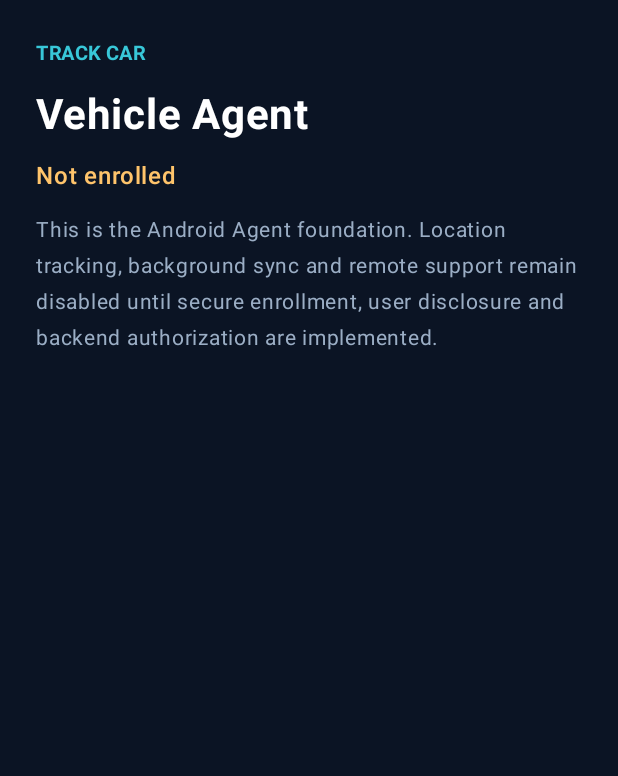
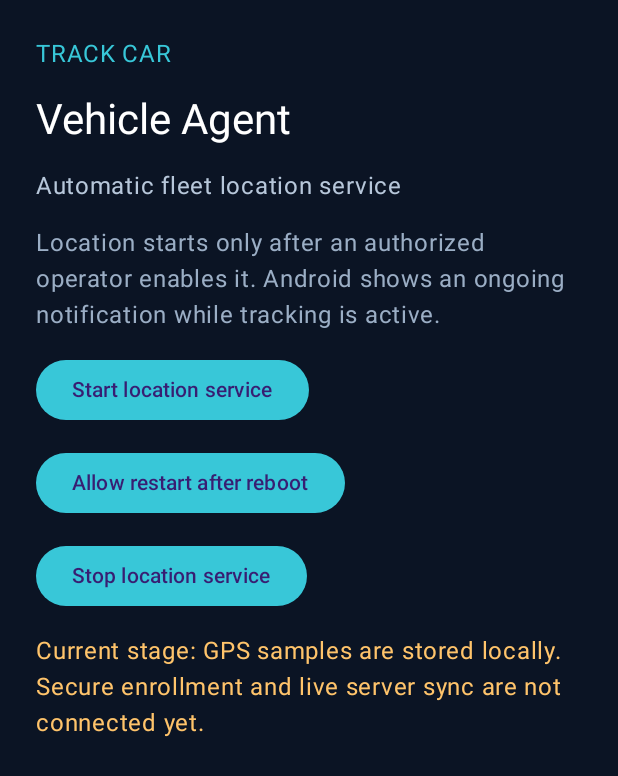
Before and after one commit to ibrahemahmedabdo1-ai/track-car, an Android app built with Jetpack Compose: the screen it shows after launch (MainActivity), on a phone screen of 412 x 824 dp. Shown: the top 776 px of the screen. Run offline under Robolectric (Android 15) with nearby library versions, the phone set to English and light mode, and no system bars.

Commit message:
Implement Agent permission and tracking controls

```diff
--- a/apps/agent-android/src/main/java/com/trackcar/agent/MainActivity.kt
+++ b/apps/agent-android/src/main/java/com/trackcar/agent/MainActivity.kt
@@ -1,5 +1,9 @@
 package com.trackcar.agent
 
+import android.Manifest
+import android.content.Intent
+import android.content.pm.PackageManager
+import android.os.Build
 import android.os.Bundle
 import androidx.activity.ComponentActivity
 import androidx.activity.compose.setContent
@@ -7,39 +11,86 @@ import androidx.compose.foundation.layout.Arrangement
 import androidx.compose.foundation.layout.Column
 import androidx.compose.foundation.layout.fillMaxSize
 import androidx.compose.foundation.layout.padding
+import androidx.compose.material3.Button
 import androidx.compose.material3.MaterialTheme
 import androidx.compose.material3.Surface
 import androidx.compose.material3.Text
 import androidx.compose.material3.darkColorScheme
-import androidx.compose.runtime.Composable
 import androidx.compose.ui.Modifier
 import androidx.compose.ui.graphics.Color
-import androidx.compose.ui.text.font.FontWeight
 import androidx.compose.ui.unit.dp
-import androidx.compose.ui.unit.sp
 
 class MainActivity : ComponentActivity() {
     override fun onCreate(savedInstanceState: Bundle?) {
         super.onCreate(savedInstanceState)
-        setContent { AgentReadyScreen() }
+        setContent {
+            AgentScreen(
+                onStart = { requestTrackingPermissions() },
+                onEnableAutoStart = { requestBackgroundPermission() },
+                onStop = { stopService(Intent(this, TrackingService::class.java)) }
+            )
+        }
+    }
+
+    private fun requestTrackingPermissions() {
+        val permissions = mutableListOf(
+            Manifest.permission.ACCESS_FINE_LOCATION,
+            Manifest.permission.ACCESS_COARSE_LOCATION
+        )
+        if (Build.VERSION.SDK_INT >= 33) permissions += Manifest.permission.POST_NOTIFICATIONS
+        if (Build.VERSION.SDK_INT >= 23) requestPermissions(permissions.toTypedArray(), 4101)
+        else startTrackingService()
+    }
+
+    private fun requestBackgroundPermission() {
+        if (Build.VERSION.SDK_INT >= 29 &&
+            checkSelfPermission(Manifest.permission.ACCESS_BACKGROUND_LOCATION) != PackageManager.PERMISSION_GRANTED
+        ) {
+            // Android 11+ may require the user to select "Allow all the time" in App settings.
+            requestPermissions(arrayOf(Manifest.permission.ACCESS_BACKGROUND_LOCATION), 4102)
+        } else {
+            getSharedPreferences("trackcar_agent", MODE_PRIVATE).edit().putBoolean("auto_start", true).apply()
+        }
+    }
+
+    private fun startTrackingService() {
+        val intent = Intent(this, TrackingService::class.java)
+        if (Build.VERSION.SDK_INT >= Build.VERSION_CODES.O) startForegroundService(intent) else startService(intent)
+    }
+
+    override fun onRequestPermissionsResult(requestCode: Int, permissions: Array<out String>, grantResults: IntArray) {
+        super.onRequestPermissionsResult(requestCode, permissions, grantResults)
+        if (requestCode == 4101) {
+            val fine = Build.VERSION.SDK_INT < 23 || checkSelfPermission(Manifest.permission.ACCESS_FINE_LOCATION) == PackageManager.PERMISSION_GRANTED
+            val coarse = Build.VERSION.SDK_INT < 23 || checkSelfPermission(Manifest.permission.ACCESS_COARSE_LOCATION) == PackageManager.PERMISSION_GRANTED
+            if (fine || coarse) startTrackingService()
+        } else if (requestCode == 4102 && grantResults.isNotEmpty() && grantResults[0] == PackageManager.PERMISSION_GRANTED) {
+            getSharedPreferences("trackcar_agent", MODE_PRIVATE).edit().putBoolean("auto_start", true).apply()
+        }
     }
 }
 
-@Composable
-private fun AgentReadyScreen() {
+@androidx.compose.runtime.Composable
+private fun AgentScreen(onStart: () -> Unit, onEnableAutoStart: () -> Unit, onStop: () -> Unit) {
     MaterialTheme(colorScheme = darkColorScheme(primary = Color(0xFF38C7D8), background = Color(0xFF0B1424))) {
         Surface(modifier = Modifier.fillMaxSize(), color = Color(0xFF0B1424)) {
             Column(
                 modifier = Modifier.fillMaxSize().padding(24.dp),
-                verticalArrangement = Arrangement.spacedBy(12.dp)
+                verticalArrangement = Arrangement.spacedBy(14.dp)
             ) {
-                Text("TRACK CAR", color = Color(0xFF38C7D8), fontWeight = FontWeight.Bold, fontSize = 13.sp)
-                Text("Vehicle Agent", color = Color.White, fontWeight = FontWeight.Bold, fontSize = 28.sp)
-                Text("Not enrolled", color = Color(0xFFFFC46B), fontWeight = FontWeight.SemiBold)
+                Text("TRACK CAR", color = Color(0xFF38C7D8))
+                Text("Vehicle Agent", color = Color.White, style = MaterialTheme.typography.headlineMedium)
+                Text("Automatic fleet location service", color = Color(0xFFB7C7DA))
                 Text(
-                    "This is the Android Agent foundation. Location tracking, background sync and remote support remain disabled until secure enrollment, user disclosure and backend authorization are implemented.",
-                    color = Color(0xFF9BAEC5),
-                    fontSize = 14.sp
+                    "Location starts only after an authorized operator enables it. Android shows an ongoing notification while tracking is active.",
+                    color = Color(0xFF9BAEC5)
+                )
+                Button(onClick = onStart) { Text("Start location service") }
+                Button(onClick = onEnableAutoStart) { Text("Allow restart after reboot") }
+                Button(onClick = onStop) { Text("Stop location service") }
+                Text(
+                    "Current stage: GPS samples are stored locally. Secure enrollment and live server sync are not connected yet.",
+                    color = Color(0xFFFFC46B)
                 )
             }
         }
```
